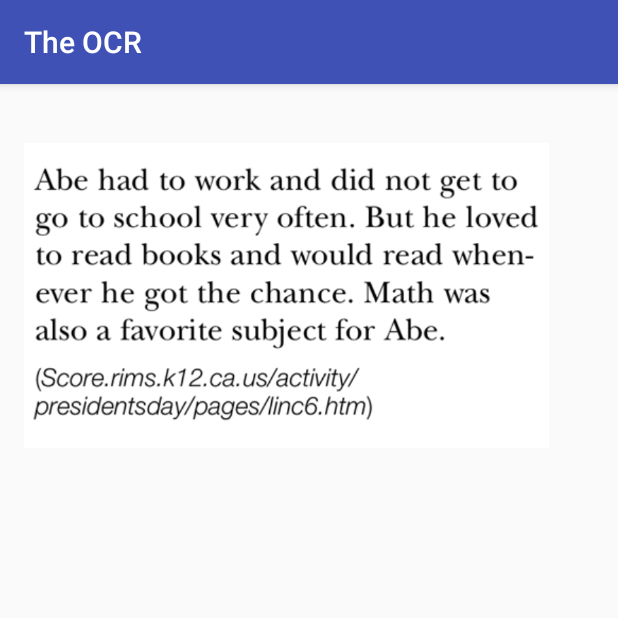
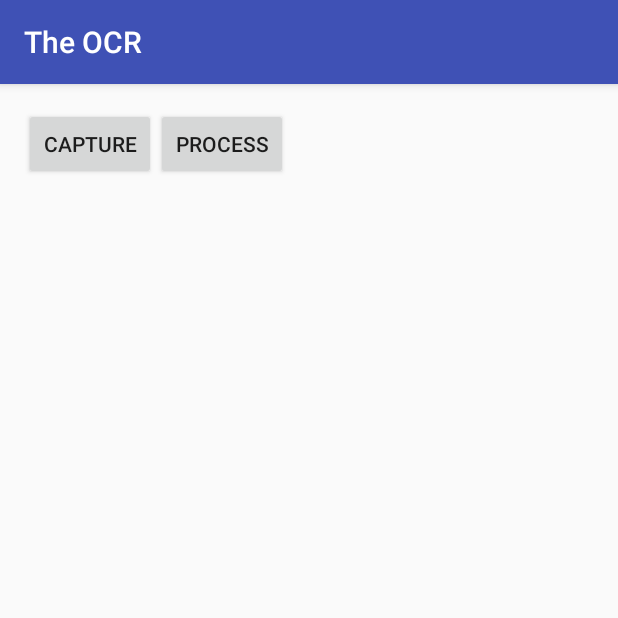
Before and after one commit to abhrajitmukherjee/TheOCR, an Android app: the screen it shows after launch (MainActivity), on a phone screen of 412 x 824 dp, the top half of it. Run offline under Robolectric (Android 15) with nearby library versions, the phone set to English and light mode, and no system bars; libraries missing offline, so code that uses them is left out: com.googlecode.tesseract.

```diff
--- a/app/src/main/AndroidManifest.xml
+++ b/app/src/main/AndroidManifest.xml
@@ -3,6 +3,8 @@
     package="com.example.android.theocr">
     <uses-permission android:name="android.permission.WRITE_EXTERNAL_STORAGE" />
     <uses-permission android:name="android.permission.READ_EXTERNAL_STORAGE" />
+    <uses-permission android:name="android.permission.CAMERA" />
+    <uses-feature android:name="android.hardware.camera" android:required="true" />
 
     <application
         android:allowBackup="true"
@@ -19,6 +21,8 @@
 
             </intent-filter>
         </activity>
+
+
     </application>
 
 </manifest>
--- a/app/src/main/res/layout/activity_main.xml
+++ b/app/src/main/res/layout/activity_main.xml
@@ -9,16 +9,33 @@
     android:paddingTop="@dimen/activity_vertical_margin"
     android:orientation="vertical"
     tools:context="com.example.android.theocr.MainActivity">
+    <LinearLayout
+        android:layout_width="wrap_content"
+        android:layout_height="wrap_content"
+        android:orientation="horizontal">
+    <Button
+        android:id="@+id/button_capture"
+        android:layout_width="wrap_content"
+        android:layout_height="wrap_content"
+        android:text="Capture"
+        android:onClick="captureCamera"/>
+        <Button
+            android:id="@+id/button_process"
+            android:layout_width="wrap_content"
+            android:layout_height="wrap_content"
+            android:text="Process"
+            android:onClick="processParsing"/>
+    </LinearLayout>
+
     <ImageView
         android:id="@+id/image_display"
         android:layout_width="350dp"
         android:layout_height="250dp"
-        android:src="@drawable/input_image"
         />
 
     <TextView
         android:id="@+id/text_display"
         android:layout_width="wrap_content"
         android:layout_height="wrap_content"
-        android:text="Hello World!" />
+         />
 </LinearLayout>
```
Also changed, not shown: app/src/main/java/com/example/android/theocr/MainActivity.java (+116 -18 lines).
